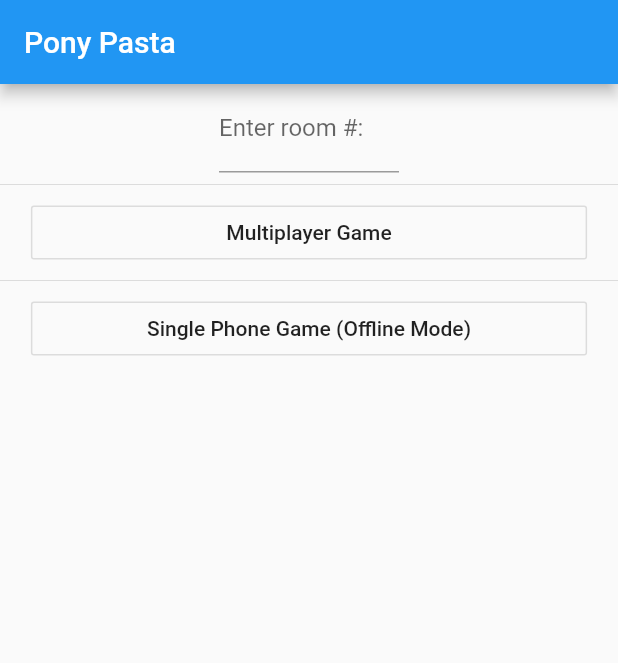
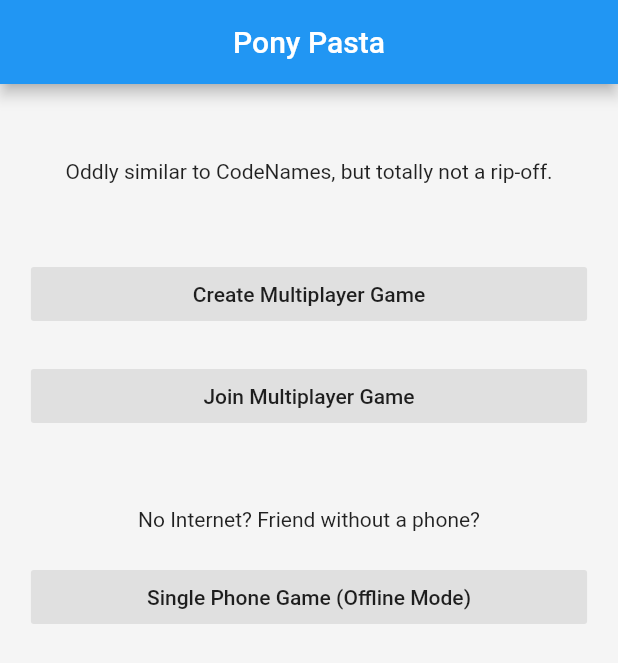
Before and after one commit to blackwatertepes/ponypasta, a Flutter app: the screen it shows after launch, on a phone screen of 412 x 824 dp. Shown: the top 663 px of the screen. Run offline on Flutter 3.47's test engine with Material 2 defaults, Android fonts, the phone set to English and light mode, and no system bars; our stand-ins replace firebase_core, firebase_database; accounts and stored records are empty.

Commit message:
separate room creation and joining

```diff
--- a/lib/pages/menu.dart
+++ b/lib/pages/menu.dart
@@ -1,13 +1,14 @@
+import 'dart:math';
 import 'package:flutter/material.dart';
 
 import './game_online.dart';
 import './game_offline.dart';
+import './join_game.dart';
 
 class MenuPage extends StatefulWidget {
   MenuPage({Key key, this.title}) : super(key: key);
 
   final String title;
-  String roomId = '';
 
   @override
   _MenuPageState createState() => _MenuPageState();
@@ -18,56 +19,84 @@ class _MenuPageState extends State<MenuPage> {
   @override
   Widget build(BuildContext context) {
 
-    bool _hasRoomNumber() {
-      return widget.roomId.length >= 4;
+    String _generateRoomId() {
+      final Random random = new Random();
+      final int rand = random.nextInt(900000) + 100000;
+      return rand.toString();
     }
 
     return Scaffold(
       appBar: AppBar(
-        title: Text(widget.title),
+        title: Center(child: Text(widget.title)),
       ),
-      body: Column(children: <Widget>[
-        SizedBox(
-          width: 120,
-          child: TextField(
-            decoration: InputDecoration(labelText: 'Enter room #:'),
-            keyboardType: TextInputType.number,
-            onChanged: (String number) {
-              widget.roomId = number;
-            }
+      body: Container(
+        color: Colors.grey[100],
+        child: Column(children: <Widget>[
+          Container(height: 50),
+          FractionallySizedBox(
+            widthFactor: 0.9,
+            child: Center(
+              child: Text("Oddly similar to CodeNames, but totally not a rip-off."),
             ),
           ),
-        Divider(),
+          Container(height: 50),
           FractionallySizedBox(
             widthFactor: 0.9,
-          child: OutlineButton(
+            child: FlatButton(
+              color: Colors.grey[300],
+              splashColor: Colors.grey[200],
               onPressed: () {
-              if (_hasRoomNumber()) {
                 Navigator.push(
                   context,
                   MaterialPageRoute(
-                    builder: (context) => GameOnlinePage(title: widget.title, roomId: widget.roomId)
+                    builder: (context) => GameOnlinePage(title: widget.title, roomId: _generateRoomId())
                   )
                 );
-              }
               },
-            child: Text('Multiplayer Game'),
+              child: Text('Create Multiplayer Game'),
             ),
           ),
-        Divider(),
+          Container(height: 20),
           FractionallySizedBox(
             widthFactor: 0.9,
-          child: OutlineButton(
+            child: FlatButton(
+              color: Colors.grey[300],
+              splashColor: Colors.grey[200],
+              onPressed: () {
+                Navigator.push(
+                  context,
+                  MaterialPageRoute(
+                    builder: (context) => JoinGamePage(title: widget.title)
+                  )
+                );
+              },
+              child: Text('Join Multiplayer Game'),
+            ),
+          ),
+          Container(height: 50),
+          FractionallySizedBox(
+            widthFactor: 0.9,
+            child: Center(
+              child: Text("No Internet? Friend without a phone?"),
+            ),
+          ),
+          Container(height: 20),
+          FractionallySizedBox(
+            widthFactor: 0.9,
+            child: FlatButton(
+              color: Colors.grey[300],
+              splashColor: Colors.grey[200],
               onPressed: () {
                 Navigator.push(
                   context,
                   MaterialPageRoute(builder: (context) => GameOfflinePage(title: widget.title))
                 );
               },
-            child: Text('Single Phone Game (Offline Mode)'),
+              child: Text('Single Phone Game (Offline Mode)')
             ),
           ),
         ]),
+      )
     );
   }
 }
```
Also changed, not shown: lib/pages/join_game.dart (added, +59 -0 lines). Lines whose indentation alone changed are shown as unchanged.
